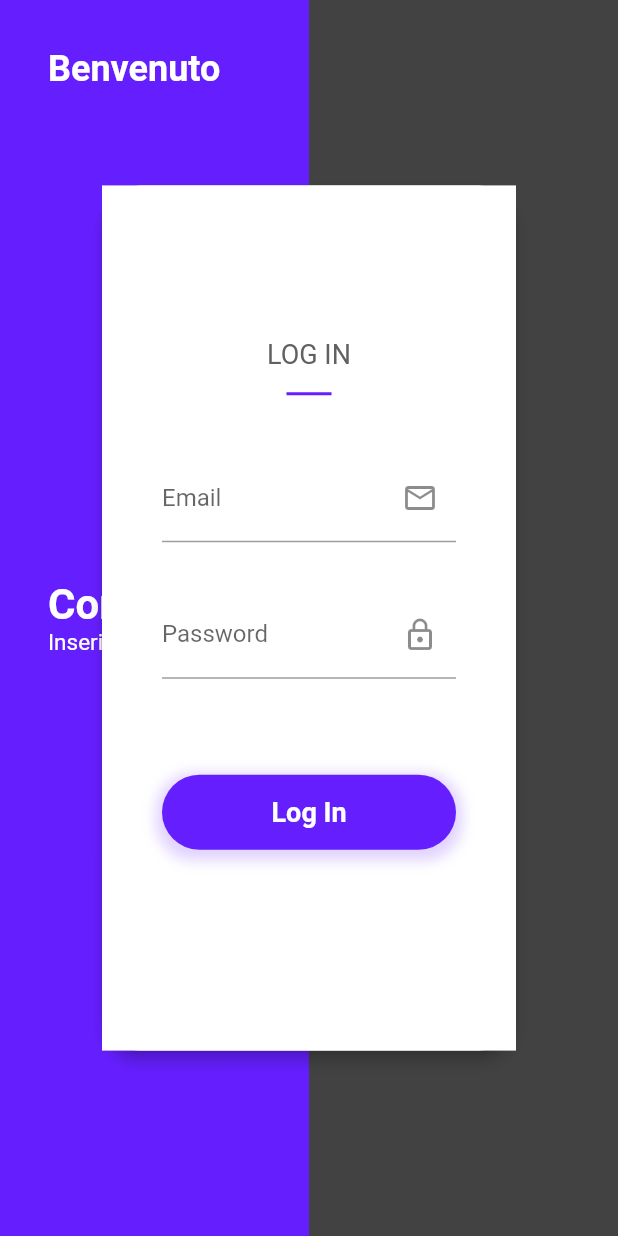
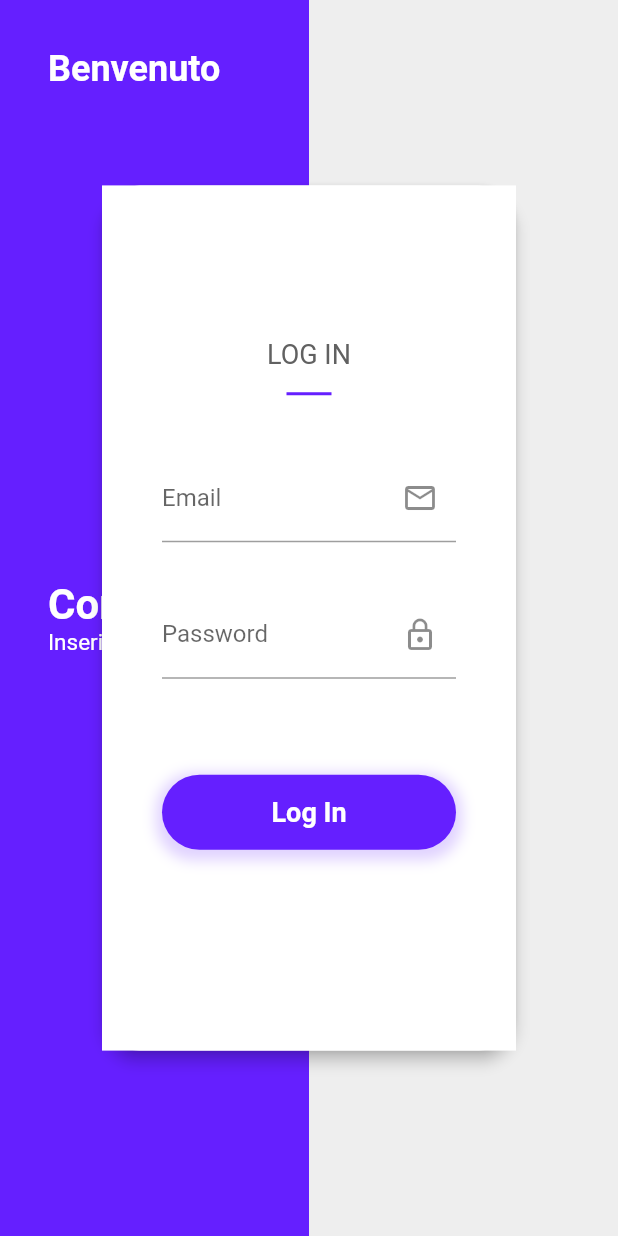
Before and after one commit to Albenzoo/Crypto-Radar, a Flutter app: the screen it shows after launch, on a phone screen of 412 x 824 dp. Run offline on Flutter 3.47's test engine with Material 2 defaults, Android fonts, the phone set to English and light mode, and no system bars; our stand-ins replace flutter_spinkit, google_fonts.

Commit message:
update theme colors

```diff
--- a/lib/shared/constants.dart
+++ b/lib/shared/constants.dart
@@ -1,5 +1,7 @@
 import 'package:flutter/material.dart';
 
 Color kPrimaryColor = Colors.deepPurpleAccent.shade400;
-Color kSecondaryColor = Colors.grey.shade800;
-String baseUrl = "http://localhost:3001"; //https://api.coingecko.com
+//Color kSecondaryColor = Colors.grey.shade800;
+Color kSecondaryColor = Colors.grey.shade200;
+//String baseUrl = "http://localhost:3001";
+String baseUrl = "https://api.coingecko.com";
```
